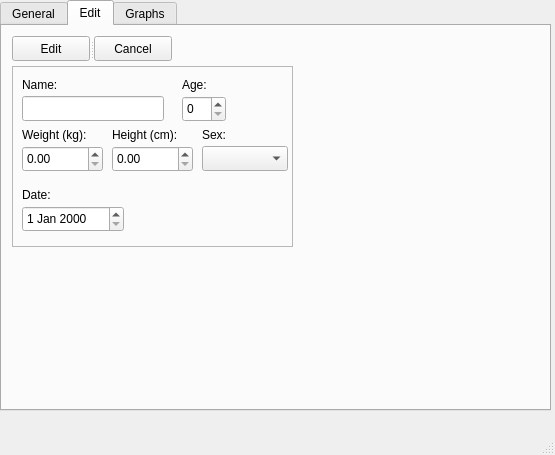
Old version of the form WM_MainWindow.ui in the repository VerneriLahteenoja/WM.
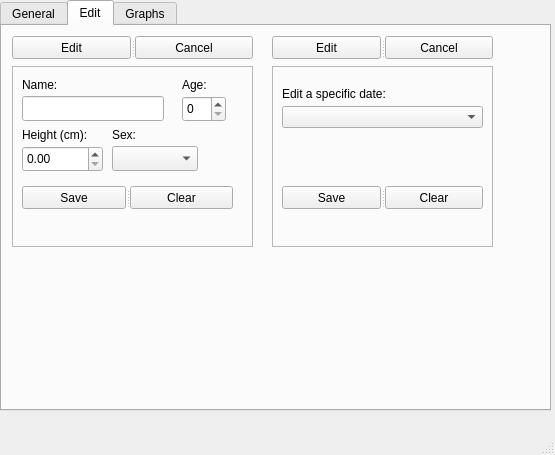
New version of the form. The open tabs and pages were chosen to show the change.

Commit message: edit tab element additions and changes

What changed in the file:
```diff
--- a/WM_MainWindow.ui
+++ b/WM_MainWindow.ui
@@ -24,7 +24,7 @@
      </rect>
     </property>
     <property name="currentIndex">
-     <number>0</number>
+     <number>1</number>
     </property>
     <widget class="QWidget" name="generalTab">
      <attribute name="title">
@@ -201,11 +201,23 @@
          <height>23</height>
         </rect>
        </property>
+       <property name="autoFillBackground">
+        <bool>false</bool>
+       </property>
+       <property name="maximum">
+        <number>50</number>
+       </property>
        <property name="value">
         <number>0</number>
        </property>
+       <property name="textVisible">
+        <bool>false</bool>
+       </property>
+       <property name="orientation">
+        <enum>Qt::Horizontal</enum>
+       </property>
        <property name="format">
-        <string>%v</string>
+        <string notr="true"/>
        </property>
       </widget>
       <widget class="QSplitter" name="splitter_3">
@@ -279,7 +291,7 @@
         <rect>
          <x>100</x>
          <y>210</y>
-         <width>67</width>
+         <width>141</width>
          <height>17</height>
         </rect>
        </property>
@@ -319,35 +331,12 @@
      <attribute name="title">
       <string>Edit</string>
      </attribute>
-     <widget class="QSplitter" name="splitter_6">
-      <property name="geometry">
-       <rect>
-        <x>10</x>
-        <y>10</y>
-        <width>160</width>
-        <height>25</height>
-       </rect>
-      </property>
-      <property name="orientation">
-       <enum>Qt::Horizontal</enum>
-      </property>
-      <widget class="QPushButton" name="editPushButton">
-       <property name="text">
-        <string>Edit</string>
-       </property>
-      </widget>
-      <widget class="QPushButton" name="cancelEditPushButton">
-       <property name="text">
-        <string>Cancel</string>
-       </property>
-      </widget>
-     </widget>
      <widget class="QFrame" name="frame_3">
       <property name="geometry">
        <rect>
         <x>10</x>
         <y>40</y>
-        <width>281</width>
+        <width>241</width>
         <height>181</height>
        </rect>
       </property>
@@ -409,23 +398,10 @@
         <number>110</number>
        </property>
       </widget>
-      <widget class="QLabel" name="label_5">
-       <property name="geometry">
-        <rect>
-         <x>10</x>
-         <y>60</y>
-         <width>91</width>
-         <height>17</height>
-        </rect>
-       </property>
-       <property name="text">
-        <string>Weight (kg):</string>
-       </property>
-      </widget>
       <widget class="QDoubleSpinBox" name="editHeightDoubleSpinBox">
        <property name="geometry">
         <rect>
-         <x>100</x>
+         <x>10</x>
          <y>80</y>
          <width>81</width>
          <height>26</height>
@@ -438,23 +414,10 @@
         <double>300.000000000000000</double>
        </property>
       </widget>
-      <widget class="QDoubleSpinBox" name="editWeightDoubleSpinBox">
-       <property name="geometry">
-        <rect>
-         <x>10</x>
-         <y>80</y>
-         <width>81</width>
-         <height>26</height>
-        </rect>
-       </property>
-       <property name="maximum">
-        <double>300.000000000000000</double>
-       </property>
-      </widget>
       <widget class="QLabel" name="label_21">
        <property name="geometry">
         <rect>
-         <x>100</x>
+         <x>10</x>
          <y>60</y>
          <width>91</width>
          <height>17</height>
@@ -464,33 +427,10 @@
         <string>Height (cm):</string>
        </property>
       </widget>
-      <widget class="QLabel" name="label_6">
-       <property name="geometry">
-        <rect>
-         <x>10</x>
-         <y>120</y>
-         <width>37</width>
-         <height>17</height>
-        </rect>
-       </property>
-       <property name="text">
-        <string>Date:</string>
-       </property>
-      </widget>
-      <widget class="QDateEdit" name="editDateDateEdit">
-       <property name="geometry">
-        <rect>
-         <x>10</x>
-         <y>140</y>
-         <width>102</width>
-         <height>26</height>
-        </rect>
-       </property>
-      </widget>
       <widget class="QLabel" name="label_18">
        <property name="geometry">
         <rect>
-         <x>190</x>
+         <x>100</x>
          <y>60</y>
          <width>67</width>
          <height>17</height>
@@ -503,13 +443,144 @@
       <widget class="QComboBox" name="editSexComboBox">
        <property name="geometry">
         <rect>
-         <x>190</x>
+         <x>100</x>
          <y>80</y>
          <width>86</width>
          <height>25</height>
         </rect>
        </property>
       </widget>
+      <widget class="QSplitter" name="splitter_5">
+       <property name="geometry">
+        <rect>
+         <x>10</x>
+         <y>120</y>
+         <width>211</width>
+         <height>23</height>
+        </rect>
+       </property>
+       <property name="orientation">
+        <enum>Qt::Horizontal</enum>
+       </property>
+       <widget class="QPushButton" name="pushButton">
+        <property name="text">
+         <string>Save</string>
+        </property>
+       </widget>
+       <widget class="QPushButton" name="pushButton_2">
+        <property name="text">
+         <string>Clear</string>
+        </property>
+       </widget>
+      </widget>
+     </widget>
+     <widget class="QFrame" name="frame_4">
+      <property name="geometry">
+       <rect>
+        <x>270</x>
+        <y>40</y>
+        <width>221</width>
+        <height>181</height>
+       </rect>
+      </property>
+      <property name="frameShape">
+       <enum>QFrame::StyledPanel</enum>
+      </property>
+      <property name="frameShadow">
+       <enum>QFrame::Raised</enum>
+      </property>
+      <widget class="QComboBox" name="editDateComboBox">
+       <property name="geometry">
+        <rect>
+         <x>10</x>
+         <y>40</y>
+         <width>201</width>
+         <height>22</height>
+        </rect>
+       </property>
+      </widget>
+      <widget class="QLabel" name="label_2">
+       <property name="geometry">
+        <rect>
+         <x>10</x>
+         <y>20</y>
+         <width>131</width>
+         <height>16</height>
+        </rect>
+       </property>
+       <property name="text">
+        <string>Edit a specific date:</string>
+       </property>
+      </widget>
+      <widget class="QSplitter" name="splitter_9">
+       <property name="geometry">
+        <rect>
+         <x>10</x>
+         <y>120</y>
+         <width>201</width>
+         <height>23</height>
+        </rect>
+       </property>
+       <property name="orientation">
+        <enum>Qt::Horizontal</enum>
+       </property>
+       <widget class="QPushButton" name="editDateSavePushButton">
+        <property name="text">
+         <string>Save</string>
+        </property>
+       </widget>
+       <widget class="QPushButton" name="editDateClearPushButton">
+        <property name="text">
+         <string>Clear</string>
+        </property>
+       </widget>
+      </widget>
+     </widget>
+     <widget class="QSplitter" name="splitter_10">
+      <property name="geometry">
+       <rect>
+        <x>270</x>
+        <y>10</y>
+        <width>221</width>
+        <height>23</height>
+       </rect>
+      </property>
+      <property name="orientation">
+       <enum>Qt::Horizontal</enum>
+      </property>
+      <widget class="QPushButton" name="editDatePushButton">
+       <property name="text">
+        <string>Edit</string>
+       </property>
+      </widget>
+      <widget class="QPushButton" name="editDateCancelPushButton">
+       <property name="text">
+        <string>Cancel</string>
+       </property>
+      </widget>
+     </widget>
+     <widget class="QSplitter" name="splitter_6">
+      <property name="geometry">
+       <rect>
+        <x>10</x>
+        <y>10</y>
+        <width>241</width>
+        <height>23</height>
+       </rect>
+      </property>
+      <property name="orientation">
+       <enum>Qt::Horizontal</enum>
+      </property>
+      <widget class="QPushButton" name="editPushButton">
+       <property name="text">
+        <string>Edit</string>
+       </property>
+      </widget>
+      <widget class="QPushButton" name="cancelEditPushButton">
+       <property name="text">
+        <string>Cancel</string>
+       </property>
+      </widget>
      </widget>
     </widget>
     <widget class="QWidget" name="graphsTab">
@@ -592,7 +663,7 @@
      <x>0</x>
      <y>0</y>
      <width>555</width>
-     <height>22</height>
+     <height>21</height>
     </rect>
    </property>
   </widget>
```
